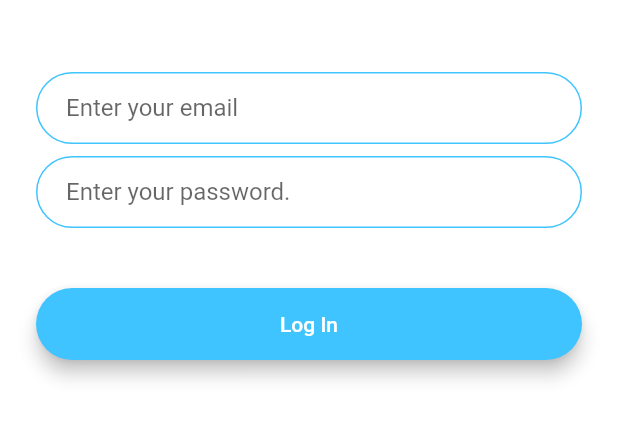
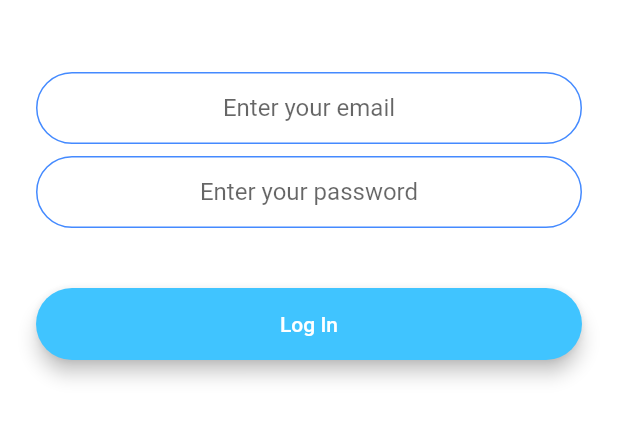
Before and after one commit to ryanomongos/MobDev_ChattingApp, a Flutter app: the screen it shows after launch, after a tap on "Log In", on a phone screen of 412 x 824 dp, the part 576-1018 px from its top. Run offline on Flutter 3.47's test engine with Material 2 defaults, Android fonts, the phone set to English and light mode, and no system bars; our stand-ins replace animated_text_kit, cloud_firestore, firebase_auth, firebase_core, modal_progress_hud; accounts and stored records are empty.

```diff
--- a/lib/main.dart
+++ b/lib/main.dart
@@ -3,13 +3,18 @@ import 'package:flash_chat/screens/welcome_screen.dart';
 import 'package:flash_chat/screens/login_screen.dart';
 import 'package:flash_chat/screens/registration_screen.dart';
 import 'package:flash_chat/screens/chat_screen.dart';
+import 'package:firebase_core/firebase_core.dart';
 
 import 'screens/chat_screen.dart';
 import 'screens/login_screen.dart';
 import 'screens/registration_screen.dart';
 import 'screens/welcome_screen.dart';
 
-void main() => runApp(FlashChat());
+void main() async {
+  WidgetsFlutterBinding.ensureInitialized();
+  await Firebase.initializeApp();
+  runApp(FlashChat());
+}
 
 class FlashChat extends StatelessWidget {
   @override
--- a/lib/screens/login_screen.dart
+++ b/lib/screens/login_screen.dart
@@ -1,6 +1,10 @@
+import 'package:firebase_auth/firebase_auth.dart';
+import 'package:flash_chat/constants.dart';
+import 'package:flash_chat/screens/chat_screen.dart';
 import 'package:flutter/material.dart';
 
 import 'package:flash_chat/components/roundedButton.dart';
+import 'package:modal_progress_hud/modal_progress_hud.dart';
 
 class LoginScreen extends StatefulWidget {
 
@@ -11,11 +15,19 @@ class LoginScreen extends StatefulWidget {
 }
 
 class _LoginScreenState extends State<LoginScreen> {
+
+  final _auth = FirebaseAuth.instance;
+  bool showSpinner = false;
+  String email;
+  String password;
+
   @override
   Widget build(BuildContext context) {
     return Scaffold(
       backgroundColor: Colors.white,
-      body: Padding(
+      body: ModalProgressHUD(
+        inAsyncCall: showSpinner,
+        child: Padding(
           padding: EdgeInsets.symmetric(horizontal: 24.0),
           child: Column(
             mainAxisAlignment: MainAxisAlignment.center,
@@ -32,53 +44,23 @@ class _LoginScreenState extends State<LoginScreen> {
                 height: 48.0,
               ),
               TextField(
+                keyboardType: TextInputType.emailAddress,
+                textAlign: TextAlign.center,
                 onChanged: (value) {
-                //Do something with the user input.
+                  email = value;
                 },
-              decoration: InputDecoration(
-                hintText: 'Enter your email',
-                contentPadding:
-                    EdgeInsets.symmetric(vertical: 10.0, horizontal: 20.0),
-                border: OutlineInputBorder(
-                  borderRadius: BorderRadius.all(Radius.circular(32.0)),
-                ),
-                enabledBorder: OutlineInputBorder(
-                  borderSide:
-                      BorderSide(color: Colors.lightBlueAccent, width: 1.0),
-                  borderRadius: BorderRadius.all(Radius.circular(32.0)),
-                ),
-                focusedBorder: OutlineInputBorder(
-                  borderSide:
-                      BorderSide(color: Colors.lightBlueAccent, width: 2.0),
-                  borderRadius: BorderRadius.all(Radius.circular(32.0)),
-                ),
-              ),
+                decoration: kTextFieldDecoration.copyWith(hintText: 'Enter your email'),
               ),
               SizedBox(
                 height: 8.0,
               ),
               TextField(
+                obscureText: true,
+                textAlign: TextAlign.center,
                 onChanged: (value) {
-                //Do something with the user input.
+                  password = value;
                 },
-              decoration: InputDecoration(
-                hintText: 'Enter your password.',
-                contentPadding:
-                    EdgeInsets.symmetric(vertical: 10.0, horizontal: 20.0),
-                border: OutlineInputBorder(
-                  borderRadius: BorderRadius.all(Radius.circular(32.0)),
-                ),
-                enabledBorder: OutlineInputBorder(
-                  borderSide:
-                      BorderSide(color: Colors.lightBlueAccent, width: 1.0),
-                  borderRadius: BorderRadius.all(Radius.circular(32.0)),
-                ),
-                focusedBorder: OutlineInputBorder(
-                  borderSide:
-                      BorderSide(color: Colors.lightBlueAccent, width: 2.0),
-                  borderRadius: BorderRadius.all(Radius.circular(32.0)),
-                ),
-              ),
+                decoration: kTextFieldDecoration.copyWith(hintText: 'Enter your password'),
               ),
               SizedBox(
                 height: 24.0,
@@ -87,12 +69,29 @@ class _LoginScreenState extends State<LoginScreen> {
                 title: 'Log In',
                 colour: Colors.lightBlueAccent,
                 onPressed: () {
-
+                  setState(() {
+                    showSpinner = true;
+                  });
+                  try {
+                    final user = _auth.signInWithEmailAndPassword(
+                        email: email,
+                        password: password
+                    );
+                    if (user != null) {
+                      Navigator.pushNamed(context, ChatScreen.id);
+                    }
+                    setState(() {
+                      showSpinner = false;
+                    });
+                  } catch (e){
+                    print(e);
+                  }
                 },
               )
             ],
           ),
         ),
+      ),
     );
   }
 }
--- a/pubspec.yaml
+++ b/pubspec.yaml
@@ -10,11 +10,12 @@ dependencies:
   flutter:
     sdk: flutter
 
-  cupertino_icons: ^0.1.2
+  cupertino_icons: ^0.1.3
   animated_text_kit: ^3.1.0
   firebase_core: ^0.7.0
   firebase_auth: ^0.20.0+1
   cloud_firestore: ^0.16.0
+  modal_progress_hud: ^0.1.3
 
 dev_dependencies:
   flutter_test:
```
Also changed, not shown: lib/screens/chat_screen.dart (+113 -3 lines), lib/screens/registration_screen.dart (+14 -2 lines), pubspec.lock, 1 other file. Lines whose indentation alone changed are shown as unchanged.
